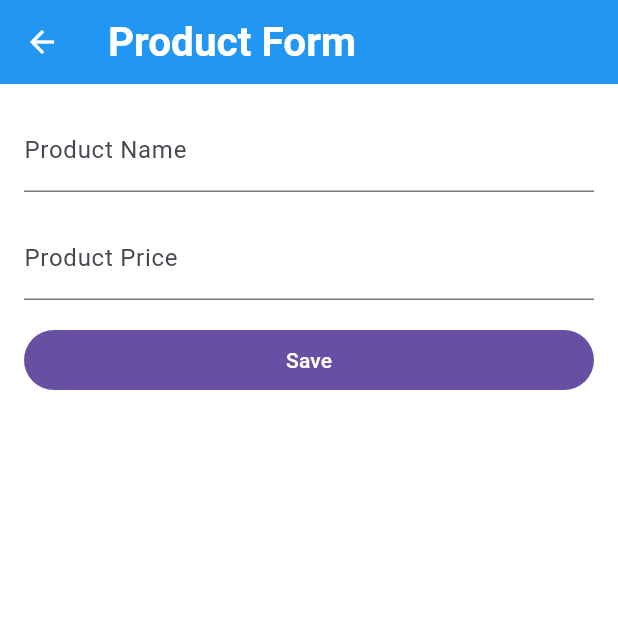
After one commit to rwankurnia/erwan_kurnia, a Flutter app: the screen it shows after launch, after a tap on the "add" icon, on a phone screen of 412 x 824 dp, the top half of it. The commit adds this screen. Run offline on Flutter 3.47's test engine with Material 3 defaults, Android fonts, the phone set to English and light mode, and no system bars; our stand-ins replace drift, equatable, flutter_bloc, get_it; accounts and stored records are empty; generated files the repository leaves out were written again.

Commit message:
feat: integrate Drift for local database management with SQLite
- Added dependencies for Drift, Sqflite, and related packages in pubspec.yaml.
- Implemented AppDatabase using Drift for managing products.
- Created ProductDb class for CRUD operations on products.
- Developed ProductFormPage for adding and editing products.
- Implemented ProductPage to display, add, edit, and delete products.
- Registered SQLite plugin in the Windows platform.
- Added necessary Podfile configurations for iOS and macOS.
- Created product table schema using Drift.

```diff
--- a/lib/day-4/theme/theme.dart
+++ b/lib/day-4/theme/theme.dart
@@ -3,7 +3,7 @@ import 'package:flutter/material.dart';
 final lightTheme = ThemeData(
   scaffoldBackgroundColor: Colors.white,
   cardTheme: CardTheme(
-    color: Colors.grey,
+    color: Colors.white,
     shadowColor: Colors.black,
     elevation: 5,
     shape: RoundedRectangleBorder(
--- /dev/null
+++ b/lib/day-7/data/db/tables/product_table.dart
@@ -0,0 +1,10 @@
+import 'package:drift/drift.dart';
+
+class Products extends Table {
+  @override
+  String get tableName => 'products';
+
+  IntColumn get id => integer().autoIncrement()();
+  TextColumn get name => text().withLength(min: 1, max: 50)();
+  RealColumn get price => real()();
+}
--- /dev/null
+++ b/lib/day-7/pages/product_form_page.dart
@@ -0,0 +1,101 @@
+import 'package:flutter/material.dart';
+
+class ProductFormPage extends StatefulWidget {
+
+  final String? name;
+  final double? price;
+
+  const ProductFormPage({
+    super.key,
+    this.name,
+    this.price,
+  });
+
+  @override
+  State<ProductFormPage> createState() => _ProductFormPageState();
+}
+
+class _ProductFormPageState extends State<ProductFormPage> {
+
+  final _nameController = TextEditingController();
+  final _priceController = TextEditingController();
+
+  final _formKey = GlobalKey<FormState>();
+
+  @override
+  void initState() {
+   _nameController.text = widget.name ?? '';
+   _priceController.text = widget.price?.toString() ?? '';
+    super.initState();
+  }
+
+  @override
+  void dispose() {
+    _nameController.dispose();
+    _priceController.dispose();
+    super.dispose();
+  }
+
+  @override
+  Widget build(BuildContext context) {
+    return Scaffold(
+      appBar: AppBar(
+        title: const Text('Product Form'),
+      ),
+      body: Padding(
+        padding: const EdgeInsets.all(16),
+        child: Form(
+          key: _formKey,
+          child: Column(
+            spacing: 16,
+            children: [
+              TextFormField(
+                controller: _nameController,
+                decoration: const InputDecoration(
+                  labelText: 'Product Name',
+                  hintText: 'Enter product name',
+                ),
+                validator: (value) {
+                  if (value == null || value.isEmpty) {
+                    return 'Please enter product name';
+                  }
+                  return null;
+                },
+              ),
+              TextFormField(
+                controller: _priceController,
+                keyboardType: TextInputType.number,
+                decoration: const InputDecoration(
+                  labelText: 'Product Price',
+                  hintText: 'Enter product price',
+                ),
+                validator: (value) {
+                  if (value == null || value.isEmpty) {
+                    return 'Please enter product price';
+                  }
+                  if (double.tryParse(value) == null) {
+                    return 'Please enter a valid number';
+                  }
+                  return null;
+                },
+              ),
+              SizedBox(
+                width: double.infinity,
+                child: FilledButton(
+                  child: Text('Save'),
+                  onPressed: () {
+                    if (_formKey.currentState!.validate() ?? false) {
+                      final name = _nameController.text;
+                      final price = double.tryParse(_priceController.text) ?? 0.0;
+                      Navigator.pop(context, {'name': name, 'price': price});
+                    }
+                  },
+                ),
+              )
+            ],
+          ),
+        ),
+      ),
+    );
+  }
+}
--- /dev/null
+++ b/lib/day-7/pages/product_page.dart
@@ -0,0 +1,151 @@
+import 'package:drift/drift.dart';
+import 'package:erwan_kurnia/day-7/data/db/app_db.dart';
+import 'package:erwan_kurnia/day-7/data/db/product_db.dart';
+import 'package:erwan_kurnia/day-7/pages/product_form_page.dart';
+import 'package:erwan_kurnia/main.dart';
+import 'package:flutter/material.dart';
+import 'package:path/path.dart';
+
+class ProductPage extends StatefulWidget {
+  const ProductPage({super.key});
+
+  @override
+  State<ProductPage> createState() => _ProductPageState();
+}
+
+class _ProductPageState extends State<ProductPage> {
+
+  final db = ProductDb(getIt<AppDatabase>());
+  final products = <Product>[];
+
+  @override
+  void initState() {
+    getProducts();
+    super.initState();
+  }
+
+  Future<void> getProducts() async {
+    try {
+      final result = await db.getAllProducts();
+      setState(() {
+        products.clear();
+        products.addAll(result);
+      });
+    } catch (e) {
+      print(e);
+    }
+  }
+
+  Future<void> delete(int id) async {
+    try {
+      await db.deleteProduct(id);
+      await getProducts();
+    } catch (e) {
+      print(e);
+    }
+  }
+
+  Future<void> addProduct({
+    String name = '',
+    double price = 0,
+  }) async {
+    try {
+      final product = ProductsCompanion(
+        name: Value(name),
+        price: Value(price),
+      );
+      await db.addProduct(product);
+      await getProducts();
+    } catch (e) {
+      print(e);
+    }
+  }
+  Future<void> editProduct({
+    required int id,
+    String name = '',
+    double price = 0,
+  }) async {
+    try {
+      final product = ProductsCompanion(
+        id: Value(id),
+        name: Value(name),
+        price: Value(price),
+      );
+      await db.updateProduct(product);
+      await getProducts();
+    } catch (e) {
+      print(e);
+    }
+  }
+
+  @override
+  Widget build(BuildContext context) {
+    return Scaffold(
+      appBar: AppBar(
+        title: Text('Produk'),
+        actions: [
+          IconButton(
+            onPressed: () async {
+              final result = await Navigator.push(
+              context,
+                MaterialPageRoute(
+                  builder: (context) => ProductFormPage(),
+                ),
+              );
+              if(result != null) {
+                addProduct(
+                  name: result['name'],
+                  price: result['price'],
+                );
+              }
+            },
+            icon: Icon(Icons.add),
+          ),
+        ],
+      ),
+      body: ListView.separated(
+        padding: EdgeInsets.all(16),
+        itemCount: products.length,
+        separatorBuilder: (_, __) => SizedBox(height: 16),
+        itemBuilder: (_, index) => Card(
+          child: ListTile(
+            title: Text(products[index].name),
+            subtitle: Text(products[index].price.toString()),
+            trailing: Row(
+              mainAxisSize: MainAxisSize.min,
+              children: [
+                IconButton(
+                  onPressed: () async {
+                    final result = await Navigator.push(
+                      context,
+                      MaterialPageRoute(
+                        builder: (context) => ProductFormPage(
+                          name: products[index].name,
+                          price: products[index].price,
+                        ),
+                      ),
+                    );
+                    if(result != null) {
+                      editProduct(
+                        id: products[index].id,
+                        name: result['name'],
+                        price: result['price'],
+                      );
+                    }
+                  },
+                  icon: Icon(Icons.edit),
+                ),
+                IconButton(
+                  onPressed: () {
+                    delete(products[index].id);
+                  },
+                  icon: Icon(Icons.delete),
+                ),
+              ],
+            ),
+          ),
+        ),
+      )
+    );
+  }
+}
--- a/lib/main.dart
+++ b/lib/main.dart
@@ -1,12 +1,23 @@
 import 'package:erwan_kurnia/day-4/theme/theme.dart';
 import 'package:erwan_kurnia/day-5/routes.dart';
 import 'package:erwan_kurnia/day-6/blocs/theme_cubit.dart';
+import 'package:erwan_kurnia/day-7/data/db/app_db.dart';
+import 'package:erwan_kurnia/day-7/pages/product_page.dart';
 // import 'package:erwan_kurnia/tugas-week-01/LoginPage/tugas-01.dart';
 // import 'package:erwan_kurnia/tugas-week-02/pages/home_page.dart';
 import 'package:flutter/material.dart';
 import 'package:flutter_bloc/flutter_bloc.dart';
+import 'package:get_it/get_it.dart';
+
+final getIt = GetIt.instance;
+
 void main() {
+  setupInjector();
   runApp(const MyApp());
+}
+
+void setupInjector() {
+  getIt.registerSingleton(AppDatabase());
 }
 
 class MyApp extends StatelessWidget {
@@ -35,9 +46,9 @@ class MyApp extends StatelessWidget {
               cardTheme: darkTheme.cardTheme,
               appBarTheme: darkTheme.appBarTheme,
             ),
-            routes: routes,
-            initialRoute: AppRoutes.home,
-            // home: HomePage(),
+            // routes: routes,
+            // initialRoute: AppRoutes.home,
+            home: ProductPage(),
           );
         }
       ),
```
Also changed, not shown: lib/day-7/data/db/app_db.dart (added, +24 -0 lines), lib/day-7/data/db/product_db.dart (added, +25 -0 lines), pubspec.yaml (+9 -0 lines), lib/day-7/data/db/app_db.g.dart (added), lib/day-7/data/local_storage/theme_local_storage.dart (added), lib/injector.dart (added), pubspec.lock, 15 other files.
